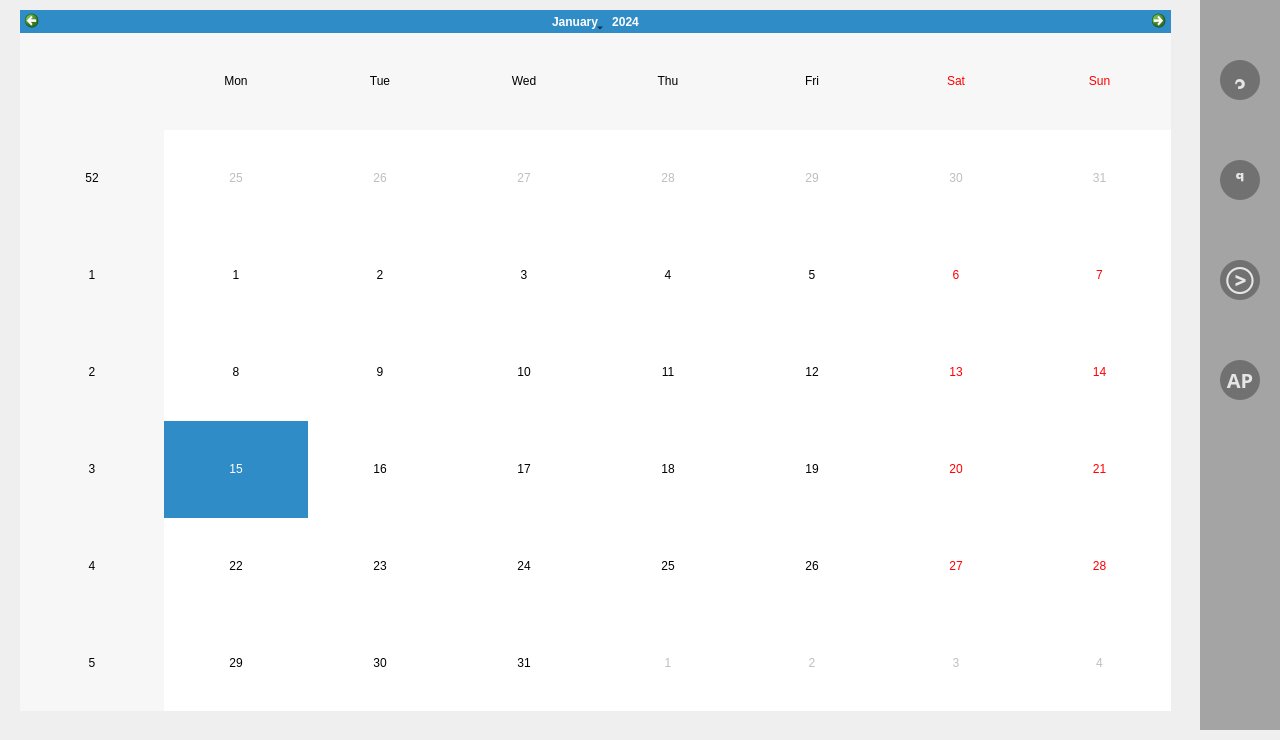
Qt form Gui/Screen.ui (Seoilyoung/Blue-Note) before a commit.
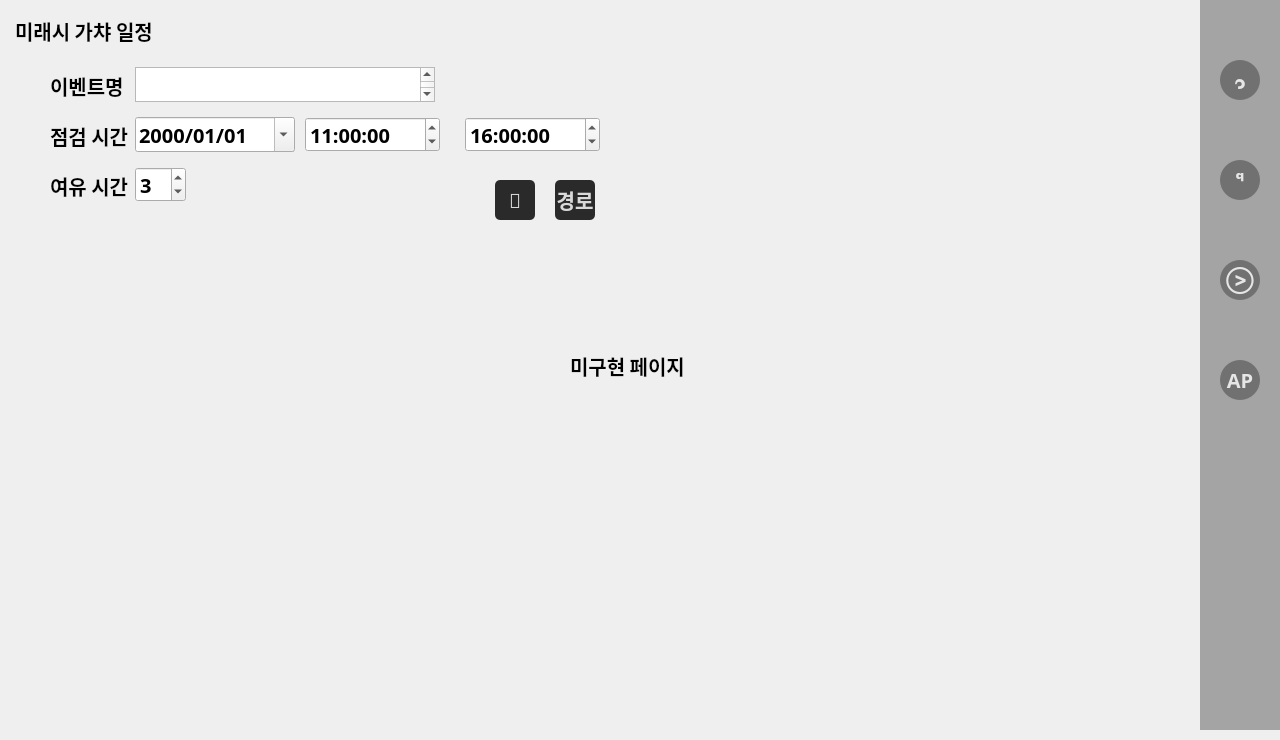
The same form after that commit. The open tabs and pages were chosen to show the change. Icons and pictures are not drawn.

```diff
--- a/Gui/Screen.ui
+++ b/Gui/Screen.ui
@@ -343,14 +343,303 @@
       <zorder>pushButton_slide_home</zorder>
      </widget>
      <widget class="QWidget" name="page_2">
-      <widget class="QCalendarWidget" name="calendarWidget">
+      <widget class="QPushButton" name="button_ap2_2">
        <property name="geometry">
         <rect>
-         <x>20</x>
-         <y>10</y>
-         <width>1151</width>
-         <height>701</height>
+         <x>555</x>
+         <y>180</y>
+         <width>40</width>
+         <height>40</height>
         </rect>
+       </property>
+       <property name="font">
+        <font>
+         <family>배달의민족 주아</family>
+         <pointsize>15</pointsize>
+         <weight>75</weight>
+         <bold>true</bold>
+        </font>
+       </property>
+       <property name="styleSheet">
+        <string notr="true">QPushButton{
+	background-color: rgba(0,0,0,210);
+	color:rgba(255,255,255,210);
+	border-radius:5px;
+}
+QPushButton:hover{
+	color: rgba(131,96,53,255);
+}
+QPushButton:clicked{
+	padding-left: 5px;
+	padding-top: 5px;
+	color:rgba(91,88,53,255);
+}
+</string>
+       </property>
+       <property name="text">
+        <string>경로</string>
+       </property>
+      </widget>
+      <widget class="QLabel" name="label_ap4_2">
+       <property name="geometry">
+        <rect>
+         <x>50</x>
+         <y>170</y>
+         <width>81</width>
+         <height>31</height>
+        </rect>
+       </property>
+       <property name="font">
+        <font>
+         <family>배달의민족 주아</family>
+         <pointsize>15</pointsize>
+         <weight>75</weight>
+         <bold>true</bold>
+        </font>
+       </property>
+       <property name="text">
+        <string>여유 시간</string>
+       </property>
+      </widget>
+      <widget class="QSpinBox" name="spinBox_ap1_2">
+       <property name="geometry">
+        <rect>
+         <x>135</x>
+         <y>167</y>
+         <width>51</width>
+         <height>35</height>
+        </rect>
+       </property>
+       <property name="font">
+        <font>
+         <family>배달의민족 주아</family>
+         <pointsize>15</pointsize>
+         <weight>75</weight>
+         <bold>true</bold>
+        </font>
+       </property>
+       <property name="value">
+        <number>3</number>
+       </property>
+      </widget>
+      <widget class="QTimeEdit" name="timeEdit_ap1_2">
+       <property name="geometry">
+        <rect>
+         <x>305</x>
+         <y>117</y>
+         <width>135</width>
+         <height>35</height>
+        </rect>
+       </property>
+       <property name="font">
+        <font>
+         <family>배달의민족 주아</family>
+         <pointsize>15</pointsize>
+         <weight>75</weight>
+         <bold>true</bold>
+        </font>
+       </property>
+       <property name="time">
+        <time>
+         <hour>11</hour>
+         <minute>0</minute>
+         <second>0</second>
+        </time>
+       </property>
+      </widget>
+      <widget class="QLabel" name="label_ap1_2">
+       <property name="geometry">
+        <rect>
+         <x>50</x>
+         <y>70</y>
+         <width>81</width>
+         <height>31</height>
+        </rect>
+       </property>
+       <property name="font">
+        <font>
+         <family>배달의민족 주아</family>
+         <pointsize>15</pointsize>
+         <weight>75</weight>
+         <bold>true</bold>
+        </font>
+       </property>
+       <property name="text">
+        <string>이벤트명</string>
+       </property>
+      </widget>
+      <widget class="QDateEdit" name="dateEdit_ap1_2">
+       <property name="geometry">
+        <rect>
+         <x>135</x>
+         <y>117</y>
+         <width>160</width>
+         <height>35</height>
+        </rect>
+       </property>
+       <property name="font">
+        <font>
+         <family>배달의민족 주아</family>
+         <pointsize>15</pointsize>
+         <weight>75</weight>
+         <bold>true</bold>
+        </font>
+       </property>
+       <property name="time">
+        <time>
+         <hour>0</hour>
+         <minute>0</minute>
+         <second>0</second>
+        </time>
+       </property>
+       <property name="displayFormat">
+        <string>yyyy/MM/dd</string>
+       </property>
+       <property name="calendarPopup">
+        <bool>true</bool>
+       </property>
+      </widget>
+      <widget class="QPushButton" name="button_ap1_2">
+       <property name="geometry">
+        <rect>
+         <x>495</x>
+         <y>180</y>
+         <width>40</width>
+         <height>40</height>
+        </rect>
+       </property>
+       <property name="font">
+        <font>
+         <family>Segoe MDL2 Assets</family>
+         <pointsize>15</pointsize>
+         <weight>75</weight>
+         <bold>true</bold>
+        </font>
+       </property>
+       <property name="styleSheet">
+        <string notr="true">QPushButton{
+	background-color: rgba(0,0,0,210);
+	color:rgba(255,255,255,210);
+	border-radius:5px;
+}
+QPushButton:hover{
+	color: rgba(131,96,53,255);
+}
+QPushButton:clicked{
+	padding-left: 5px;
+	padding-top: 5px;
+	color:rgba(91,88,53,255);
+}
+</string>
+       </property>
+       <property name="text">
+        <string></string>
+       </property>
+      </widget>
+      <widget class="QTimeEdit" name="timeEdit_ap2_2">
+       <property name="geometry">
+        <rect>
+         <x>465</x>
+         <y>117</y>
+         <width>135</width>
+         <height>35</height>
+        </rect>
+       </property>
+       <property name="font">
+        <font>
+         <family>배달의민족 주아</family>
+         <pointsize>15</pointsize>
+         <weight>75</weight>
+         <bold>true</bold>
+        </font>
+       </property>
+       <property name="time">
+        <time>
+         <hour>16</hour>
+         <minute>0</minute>
+         <second>0</second>
+        </time>
+       </property>
+      </widget>
+      <widget class="QTextEdit" name="textEdit_ap1_2">
+       <property name="geometry">
+        <rect>
+         <x>135</x>
+         <y>67</y>
+         <width>300</width>
+         <height>35</height>
+        </rect>
+       </property>
+       <property name="font">
+        <font>
+         <family>배달의민족 주아</family>
+         <pointsize>15</pointsize>
+         <weight>75</weight>
+         <bold>true</bold>
+        </font>
+       </property>
+      </widget>
+      <widget class="QLabel" name="label_ap2_2">
+       <property name="geometry">
+        <rect>
+         <x>50</x>
+         <y>120</y>
+         <width>81</width>
+         <height>31</height>
+        </rect>
+       </property>
+       <property name="font">
+        <font>
+         <family>배달의민족 주아</family>
+         <pointsize>15</pointsize>
+         <weight>75</weight>
+         <bold>true</bold>
+        </font>
+       </property>
+       <property name="text">
+        <string>점검 시간</string>
+       </property>
+      </widget>
+      <widget class="QLabel" name="label_ap1_3">
+       <property name="geometry">
+        <rect>
+         <x>15</x>
+         <y>15</y>
+         <width>140</width>
+         <height>31</height>
+        </rect>
+       </property>
+       <property name="font">
+        <font>
+         <family>배달의민족 주아</family>
+         <pointsize>15</pointsize>
+         <weight>75</weight>
+         <bold>true</bold>
+        </font>
+       </property>
+       <property name="text">
+        <string>미래시 가챠 일정</string>
+       </property>
+      </widget>
+      <widget class="QLabel" name="label_ap1_4">
+       <property name="geometry">
+        <rect>
+         <x>570</x>
+         <y>350</y>
+         <width>140</width>
+         <height>31</height>
+        </rect>
+       </property>
+       <property name="font">
+        <font>
+         <family>배달의민족 주아</family>
+         <pointsize>15</pointsize>
+         <weight>75</weight>
+         <bold>true</bold>
+        </font>
+       </property>
+       <property name="text">
+        <string>미구현 페이지</string>
        </property>
       </widget>
      </widget>
```
